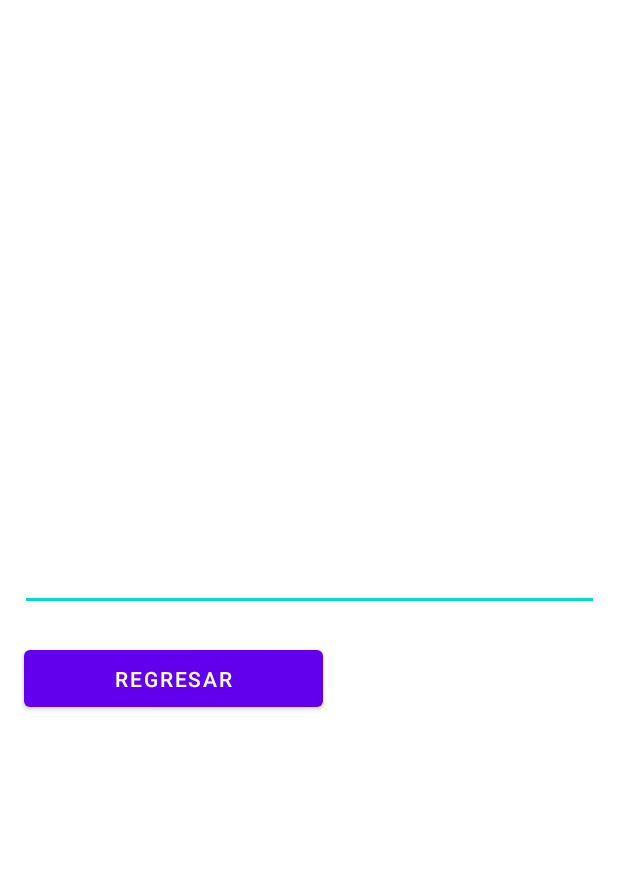
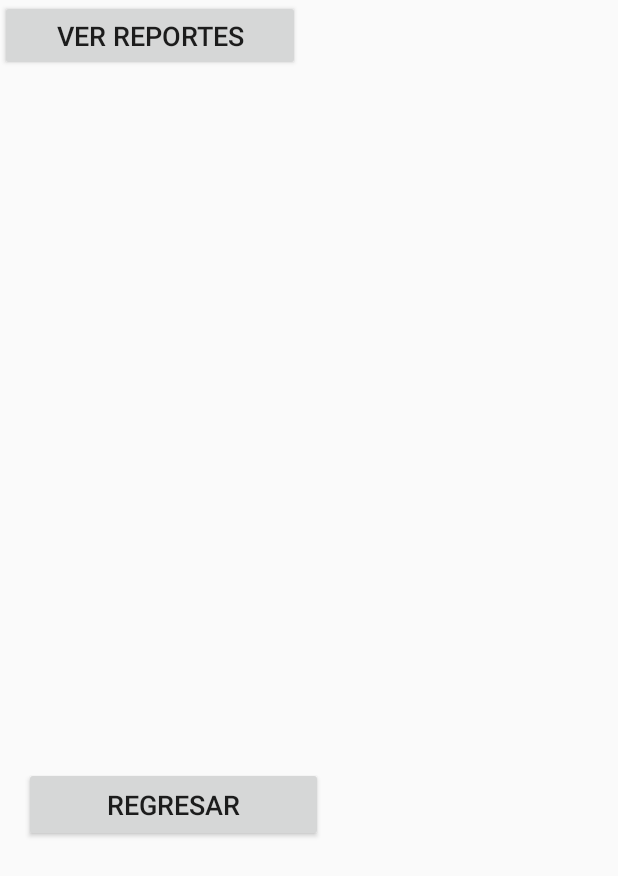
Before and after one commit to L2AsHdz/AppGraficaFiguras, an Android app: the layout activity_resultado.xml on its own in the app's theme, with its tools: preview values and no code run, on a phone screen of 412 x 824 dp. Shown: the top 876 px of the screen. Run offline under Robolectric (Android 15) with nearby library versions, the phone set to English and light mode, and no system bars.

Commit message:
Acciones a realizar en texto

```diff
--- a/app/src/main/java/com/l2ashdz/appgraficar/model/animaciones/Animacion.java
+++ b/app/src/main/java/com/l2ashdz/appgraficar/model/animaciones/Animacion.java
@@ -1,12 +1,14 @@
 package com.l2ashdz.appgraficar.model.animaciones;
 
 import com.l2ashdz.appgraficar.model.figuras.Figura;
+
+import java.io.Serializable;
 
 /**
  *
  * @author asael
  */
-public class Animacion {
+public class Animacion implements Serializable {
 
     private Figura figura;
     private float posx;
--- a/app/src/main/java/com/l2ashdz/appgraficar/model/errores/ErrorAnalisis.java
+++ b/app/src/main/java/com/l2ashdz/appgraficar/model/errores/ErrorAnalisis.java
@@ -1,10 +1,12 @@
 package com.l2ashdz.appgraficar.model.errores;
+
+import java.io.Serializable;
 
 /**
  *
  * @author asael
  */
-public class ErrorAnalisis {
+public class ErrorAnalisis implements Serializable {
 
     private String lexema;
     private int linea;
--- a/app/src/main/java/com/l2ashdz/appgraficar/model/errores/TipoError.java
+++ b/app/src/main/java/com/l2ashdz/appgraficar/model/errores/TipoError.java
@@ -1,9 +1,11 @@
 package com.l2ashdz.appgraficar.model.errores;
+
+import java.io.Serializable;
 
 /**
  *
  * @author asael
  */
-public enum TipoError {
+public enum TipoError implements Serializable {
     LEXICO, SINTACTICO;
 }
--- a/app/src/main/java/com/l2ashdz/appgraficar/model/figuras/Figura.java
+++ b/app/src/main/java/com/l2ashdz/appgraficar/model/figuras/Figura.java
@@ -1,10 +1,12 @@
 package com.l2ashdz.appgraficar.model.figuras;
+
+import java.io.Serializable;
 
 /**
  *
  * @author asael
  */
-public class Figura {
+public class Figura implements Serializable {
 
     private float posx;
     private float posy;
--- a/app/src/main/java/com/l2ashdz/appgraficar/model/otros/ColorUsado.java
+++ b/app/src/main/java/com/l2ashdz/appgraficar/model/otros/ColorUsado.java
@@ -1,10 +1,12 @@
 package com.l2ashdz.appgraficar.model.otros;
+
+import java.io.Serializable;
 
 /**
  *
  * @author asael
  */
-public class ColorUsado {
+public class ColorUsado implements Serializable {
 
     private String nombreColor;
     private int cantUsos;
--- a/app/src/main/java/com/l2ashdz/appgraficar/model/otros/FiguraUsada.java
+++ b/app/src/main/java/com/l2ashdz/appgraficar/model/otros/FiguraUsada.java
@@ -1,10 +1,12 @@
 package com.l2ashdz.appgraficar.model.otros;
+
+import java.io.Serializable;
 
 /**
  *
  * @author asael
  */
-public class FiguraUsada {
+public class FiguraUsada implements Serializable {
 
     private String nombreFigura;
     private int cantUsos;
--- a/app/src/main/res/layout/activity_main.xml
+++ b/app/src/main/res/layout/activity_main.xml
@@ -29,6 +29,7 @@
         android:layout_marginStart="16dp"
         android:layout_marginTop="15dp"
         android:layout_marginEnd="16dp"
+        android:onClick="analizar"
         android:text="@string/btn_compilar"
         android:textSize="20sp"
         app:layout_constraintEnd_toEndOf="parent"
--- a/app/src/main/res/layout/activity_resultado.xml
+++ b/app/src/main/res/layout/activity_resultado.xml
@@ -6,28 +6,36 @@
     android:layout_height="match_parent"
     tools:context=".ResultadoActivity">
 
-    <EditText
-        android:id="@+id/text_resultado"
-        android:layout_width="386dp"
-        android:layout_height="391dp"
-        android:layout_marginStart="8dp"
+    <Button
+        android:id="@+id/btn_back"
+        android:layout_width="199dp"
+        android:layout_height="50dp"
+        android:layout_marginStart="16dp"
         android:layout_marginTop="16dp"
-        android:layout_marginEnd="8dp"
-        android:editable="false"
-        android:ems="10"
-        android:gravity="start|top"
-        android:inputType="textMultiLine"
+        android:onClick="regresar"
+        android:text="@string/btn_back"
+        android:textSize="18sp"
+        app:layout_constraintStart_toStartOf="parent"
+        app:layout_constraintTop_toBottomOf="@+id/txt_resultado" />
+
+    <TextView
+        android:id="@+id/txt_resultado"
+        android:layout_width="385dp"
+        android:layout_height="479dp"
+        android:layout_marginStart="16dp"
+        android:layout_marginTop="16dp"
+        android:layout_marginEnd="16dp"
+        android:singleLine="false"
         app:layout_constraintEnd_toEndOf="parent"
         app:layout_constraintStart_toStartOf="parent"
         app:layout_constraintTop_toTopOf="parent" />
 
     <Button
-        android:id="@+id/btn_back"
-        android:layout_width="199dp"
-        android:layout_height="50dp"
-        android:layout_marginStart="16dp"
-        android:layout_marginTop="20dp"
-        android:text="@string/btn_back"
-        app:layout_constraintStart_toStartOf="parent"
-        app:layout_constraintTop_toBottomOf="@+id/text_resultado" />
+        android:id="@+id/button"
+        android:layout_width="200dp"
+        android:layout_height="47dp"
+        android:text="@string/btn_reporte"
+        android:textSize="18sp"
+        tools:layout_editor_absoluteX="16dp"
+        tools:layout_editor_absoluteY="574dp" />
 </androidx.constraintlayout.widget.ConstraintLayout>
--- a/app/src/main/res/values/strings.xml
+++ b/app/src/main/res/values/strings.xml
@@ -4,4 +4,5 @@
     <string name="txt_predeterminado">Ingrese las instrucciones aqui.</string>
     <string name="btn_limpiar">Limpiar</string>
     <string name="btn_back">Regresar</string>
+    <string name="btn_reporte">Ver Reportes</string>
 </resources>
```
Also changed, not shown: app/src/main/AndroidManifest.xml (+9 -2 lines), app/src/main/java/com/l2ashdz/appgraficar/MainActivity.java (+31 -3 lines), app/src/main/java/com/l2ashdz/appgraficar/ReportesActivity.java (added, +14 -0 lines), app/src/main/java/com/l2ashdz/appgraficar/ResultadoActivity.java (+71 -0 lines), app/src/main/java/com/l2ashdz/appgraficar/controller/Resultados.java (added, +73 -0 lines), app/src/main/res/layout/activity_reportes.xml (added, +9 -0 lines).
